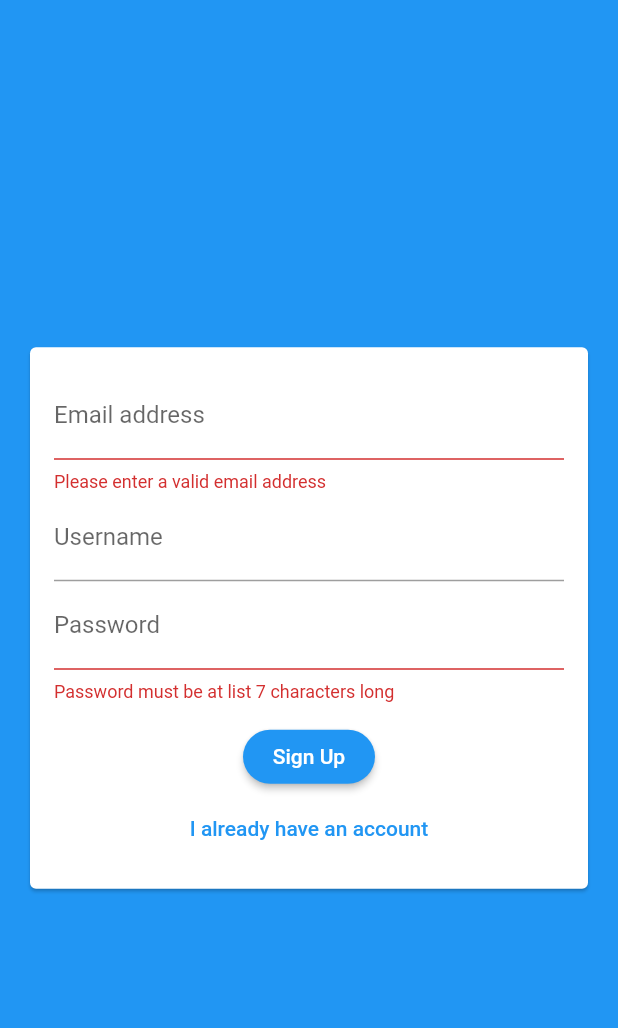
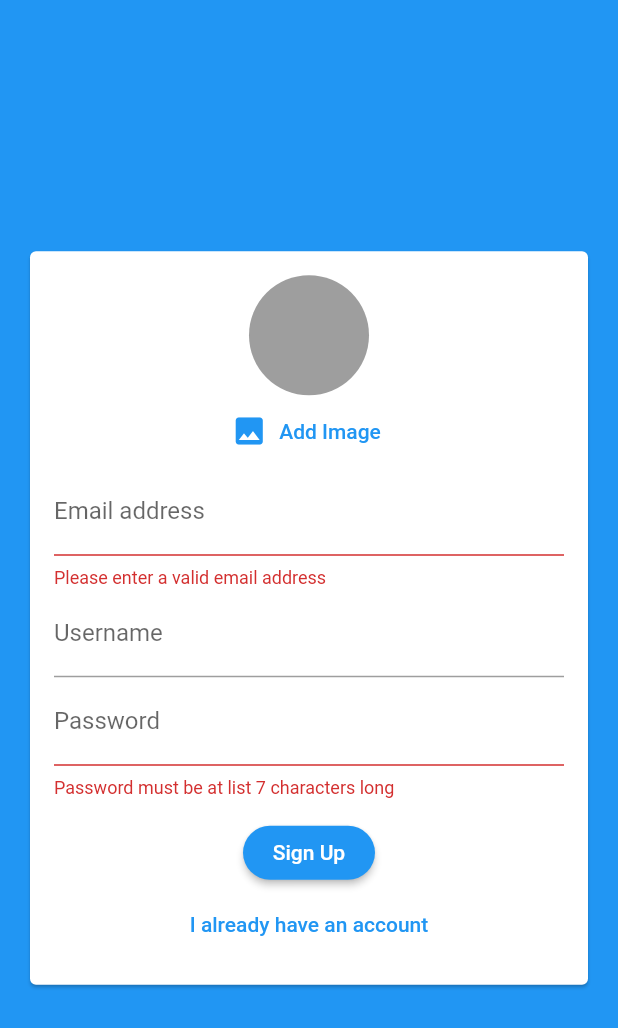
Before and after one commit to IdoHirsh0/chat_app, a Flutter app: the screen it shows after launch, after a tap on "Login", after a tap on "Create new account", on a phone screen of 412 x 824 dp. Shown: the top 1028 px of the screen. Run offline on Flutter 3.47's test engine with Material 2 defaults, Android fonts, the phone set to English and light mode, and no system bars; our stand-ins replace cloud_firestore, firebase_auth, firebase_storage, image_picker; accounts and stored records are empty.

Commit message:
image upload

```diff
--- a/lib/main.dart
+++ b/lib/main.dart
@@ -12,7 +12,7 @@ class MyApp extends StatelessWidget {
   @override
   Widget build(BuildContext context) {
     return MaterialApp(
-      title: 'Chat App',
+      title: 'Chat',
       theme: ThemeData(
         primarySwatch: Colors.blue,
         backgroundColor: Colors.blue,
--- a/lib/screens/auth_screen.dart
+++ b/lib/screens/auth_screen.dart
@@ -1,6 +1,9 @@
+import 'dart:io';
+
 import 'package:flutter/material.dart';
 import 'package:firebase_auth/firebase_auth.dart';
 import 'package:cloud_firestore/cloud_firestore.dart';
+import 'package:firebase_storage/firebase_storage.dart';
 
 import '../widgets/auth/auth_form.dart';
 
@@ -17,6 +20,7 @@ class _AuthScreenState extends State<AuthScreen> {
     String email,
     String username,
     String password,
+    File image,
     bool isLogin,
     BuildContext ctx,
   ) async {
@@ -37,12 +41,22 @@ class _AuthScreenState extends State<AuthScreen> {
           password: password,
         );
 
+        final ref = FirebaseStorage.instance
+            .ref()
+            .child('user_images')
+            .child(authResult.user.uid + '.jpg');
+
+        await ref.putFile(image).onComplete;
+
+        final url = await ref.getDownloadURL();
+
         await Firestore.instance
             .collection('users')
             .document(authResult.user.uid)
             .setData({
           'username': username,
           'email': email,
+          'image_url': url,
         });
       }
     } catch (err) {
--- a/lib/widgets/auth/auth_form.dart
+++ b/lib/widgets/auth/auth_form.dart
@@ -1,4 +1,8 @@
+import 'dart:io';
+
 import 'package:flutter/material.dart';
+
+import '../pickers/user_image_picker.dart';
 
 class AuthForm extends StatefulWidget {
   AuthForm(this.submitFn, this.isLoading);
@@ -8,6 +12,7 @@ class AuthForm extends StatefulWidget {
     String email,
     String username,
     String password,
+    File image,
     bool isLogin,
     BuildContext ctx,
   ) submitFn;
@@ -17,17 +22,30 @@ class AuthForm extends StatefulWidget {
 }
 
 class _AuthFormState extends State<AuthForm> {
+  final _formKey = GlobalKey<FormState>();
+  var _isLogin = true;
   var _userEmail = '';
   var _username = '';
   var _userPassword = '';
+  File _userImageFile;
 
-  var _isLogin = true;
-
-  final _formKey = GlobalKey<FormState>();
+  void _pickedImage(File image) {
+    _userImageFile = image;
+  }
 
   void _trySubmit() {
     final isValid = _formKey.currentState.validate();
     FocusScope.of(context).unfocus();
+
+    if (_userImageFile == null && !_isLogin) {
+      Scaffold.of(context).showSnackBar(
+        SnackBar(
+          content: Text('Please pick an image.'),
+          backgroundColor: Theme.of(context).errorColor,
+        ),
+      );
+      return;
+    }
 
     if (isValid) {
       _formKey.currentState.save();
@@ -35,6 +53,7 @@ class _AuthFormState extends State<AuthForm> {
         _userEmail.trim(),
         _username.trim(),
         _userPassword.trim(),
+        _userImageFile,
         _isLogin,
         context,
       );
@@ -54,6 +73,7 @@ class _AuthFormState extends State<AuthForm> {
               child: Column(
                 mainAxisSize: MainAxisSize.min,
                 children: [
+                  if (!_isLogin) UserImagePicker(_pickedImage),
                   TextFormField(
                     key: ValueKey('email'),
                     validator: (value) {
--- a/lib/widgets/chat/messages.dart
+++ b/lib/widgets/chat/messages.dart
@@ -28,6 +28,7 @@ class Messages extends StatelessWidget {
               itemCount: chatSnapshot.data.documents.length,
               itemBuilder: (ctx, i) => MessageBubble(
                 chatDocs[i]['text'],
+                chatDocs[i]['username'],
                 chatDocs[i]['userId'] == futureSnapshot.data.uid,
                 key: ValueKey(chatDocs[i].documentID),
               ),
--- a/lib/widgets/chat/new_message.dart
+++ b/lib/widgets/chat/new_message.dart
@@ -15,14 +15,18 @@ class _NewMessageState extends State<NewMessage> {
     FocusScope.of(context).unfocus();
 
     final user = await FirebaseAuth.instance.currentUser();
+    final userData =
+        await Firestore.instance.collection('users').document(user.uid).get();
     Firestore.instance.collection('chat').add(
       {
         'text': _enteredMessage,
         'createdAt': Timestamp.now(),
         'userId': user.uid,
+        'username': userData['username']
       },
     );
     _controller.clear();
+    _enteredMessage = '';
   }
 
   @override
--- /dev/null
+++ b/lib/widgets/pickers/user_image_picker.dart
@@ -0,0 +1,51 @@
+import 'dart:io';
+
+import 'package:flutter/material.dart';
+import 'package:image_picker/image_picker.dart';
+
+class UserImagePicker extends StatefulWidget {
+  UserImagePicker(this.imagePickFn);
+
+  final void Function(File pickedImage) imagePickFn;
+
+  @override
+  _UserImagePickerState createState() => _UserImagePickerState();
+}
+
+class _UserImagePickerState extends State<UserImagePicker> {
+  File _pickedImage;
+
+  void _pickImage() async {
+    final picker = ImagePicker();
+    final pickedImage = await picker.getImage(
+      source: ImageSource.camera,
+      imageQuality: 50,
+      maxWidth: 150,
+    );
+    final pickedImageFile = File(pickedImage.path);
+    setState(() {
+      _pickedImage = pickedImageFile;
+    });
+    widget.imagePickFn(pickedImageFile);
+  }
+
+  @override
+  Widget build(BuildContext context) {
+    return Column(
+      children: [
+        CircleAvatar(
+          radius: 40,
+          backgroundImage:
+              _pickedImage != null ? FileImage(_pickedImage) : null,
+          backgroundColor: Colors.grey,
+        ),
+        FlatButton.icon(
+          textColor: Theme.of(context).primaryColor,
+          icon: Icon(Icons.image),
+          label: Text('Add Image'),
+          onPressed: _pickImage,
+        )
+      ],
+    );
+  }
+}
```
Also changed, not shown: lib/widgets/chat/message_bubble.dart (+18 -2 lines), pubspec.yaml (+3 -10 lines), pubspec.lock, 1 other file.
